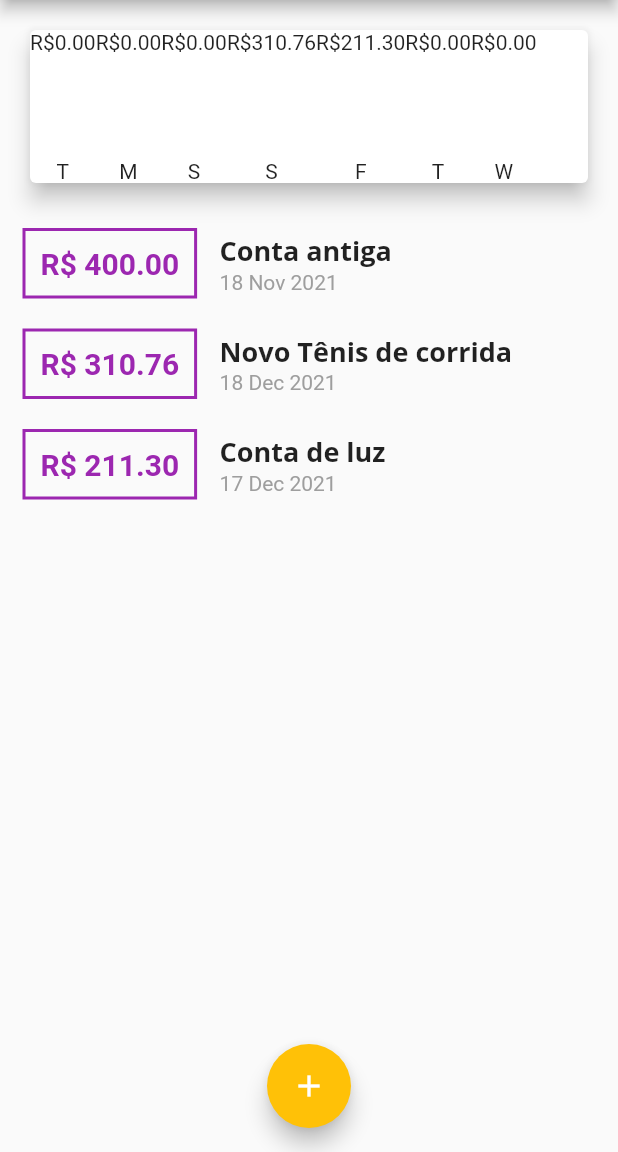
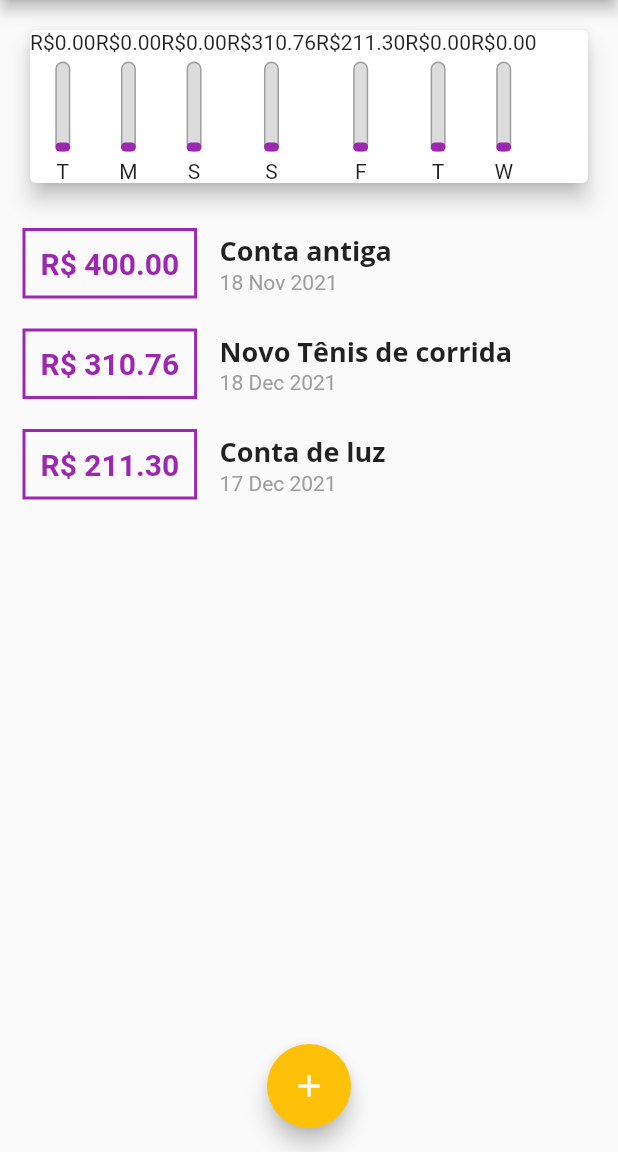
Before and after one commit to uZimbra/Despesas-Pessoais-Flutter, a Flutter app: the screen it shows after launch, on a phone screen of 412 x 824 dp, the part 84-1236 px from its top. Run offline on Flutter 3.47's test engine with Material 2 defaults, Android fonts, the phone set to English and light mode, and no system bars; our stand-ins replace google_fonts.

Commit message:
chore: Chart Widget #05

```diff
--- a/lib/components/chart-bar.widget.dart
+++ b/lib/components/chart-bar.widget.dart
@@ -1,3 +1,4 @@
+import 'package:expenses/core/app_colors.core.dart';
 import 'package:flutter/material.dart';
 
 class ChartBarWidget extends StatelessWidget {
@@ -17,17 +18,36 @@ class ChartBarWidget extends StatelessWidget {
     return Column(
       children: [
         Text('R\$${value.toStringAsFixed(2)}'),
-        const SizedBox(
-          height: 5,
-        ),
-        const SizedBox(
+        const SizedBox(height: 5),
+        SizedBox(
           height: 60,
           width: 10,
-          child: null,
+          child: Stack(
+            alignment: Alignment.bottomCenter,
+            children: [
+              Container(
+                decoration: BoxDecoration(
+                  border: Border.all(
+                    color: Colors.grey,
+                    width: 1,
+                  ),
+                  color: const Color.fromRGBO(220, 220, 220, 1),
+                  borderRadius: BorderRadius.circular(5),
+                ),
+              ),
+              FractionallySizedBox(
+                heightFactor: percentage,
+                child: Container(
+                  decoration: BoxDecoration(
+                    color: AppColors.primary,
+                    borderRadius: BorderRadius.circular(5),
+                  ),
+                ),
+              ),
+            ],
+          ),
         ),
-        const SizedBox(
-          height: 5,
-        ),
+        const SizedBox(height: 5),
         Text(label),
       ],
     );
--- a/lib/components/chart.widget.dart
+++ b/lib/components/chart.widget.dart
@@ -45,7 +45,7 @@ class ChartWidget extends StatelessWidget {
               (e) => ChartBarWidget(
                 label: e['day'].toString(),
                 value: double.parse(e['value'].toString()),
-                percentage: 0.5,
+                percentage: 0.1,
               ),
             )
             .toList(),
```
